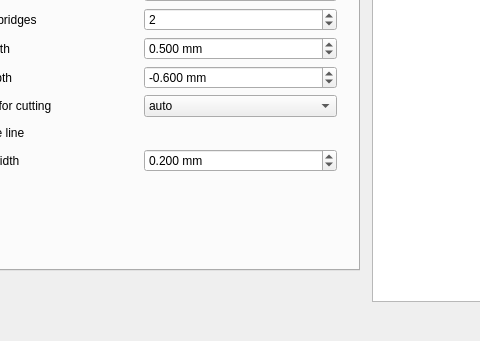
This is mainwindow.ui in pcb2gcode/pcb2gcodeGUI as Qt 5 draws it before an edit; both pictures show x 96 to 576 and y 214 to 555 of the 850 by 555 pixel window. The edited form follows.
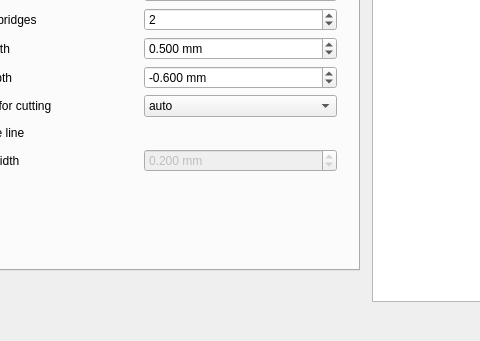
This is the edited form. The open tabs and pages were chosen to show the change.

Commit message:
Update to the new fill-outline behaviour
Update to pcb2gcode 9e9fe6f:
* Select the correct outline image filename when vectorial is enabled
* Disable the outline-width doubleSpinBox when both fill-outline and
vectorial are enabled
* Fix pcb2gcode image error

Patch:
```diff
--- a/mainwindow.ui
+++ b/mainwindow.ui
@@ -1629,6 +1629,9 @@
            </item>
            <item row="10" column="1">
             <widget class="QDoubleSpinBox" name="outlinewidthDoubleSpinBox">
+             <property name="enabled">
+              <bool>false</bool>
+             </property>
              <property name="toolTip">
               <string>&lt;html&gt;&lt;head/&gt;&lt;body&gt;&lt;p&gt;&lt;span style=&quot; font-style:italic;&quot;&gt;--outline-width&lt;/span&gt;&lt;/p&gt;&lt;p&gt;Thickness of the lines that form the outline (if fill-outline is given)&lt;/p&gt;&lt;/body&gt;&lt;/html&gt;</string>
              </property>
```
The commit also changes 2 other files.
